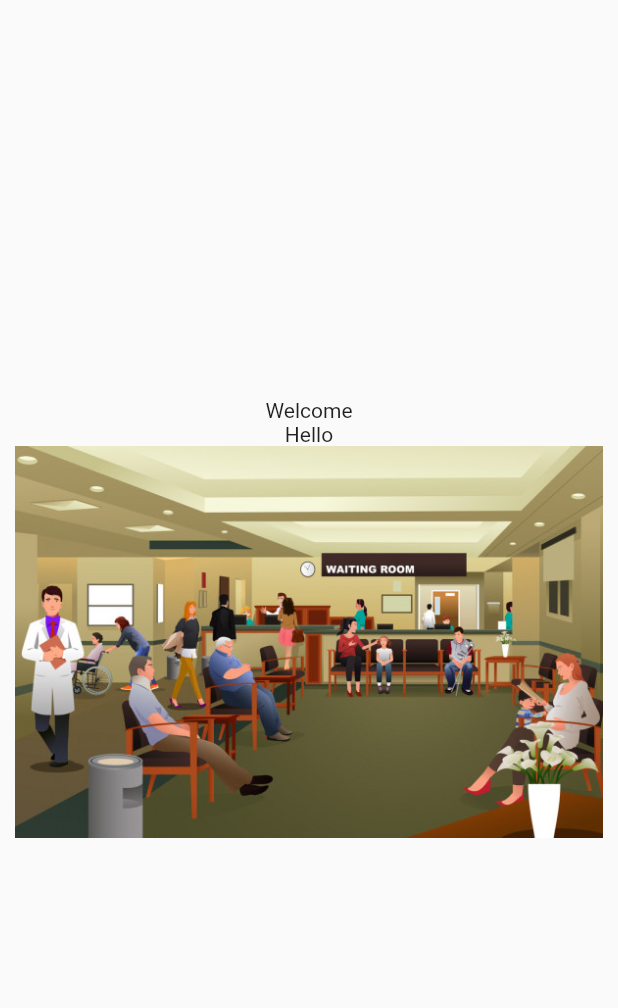
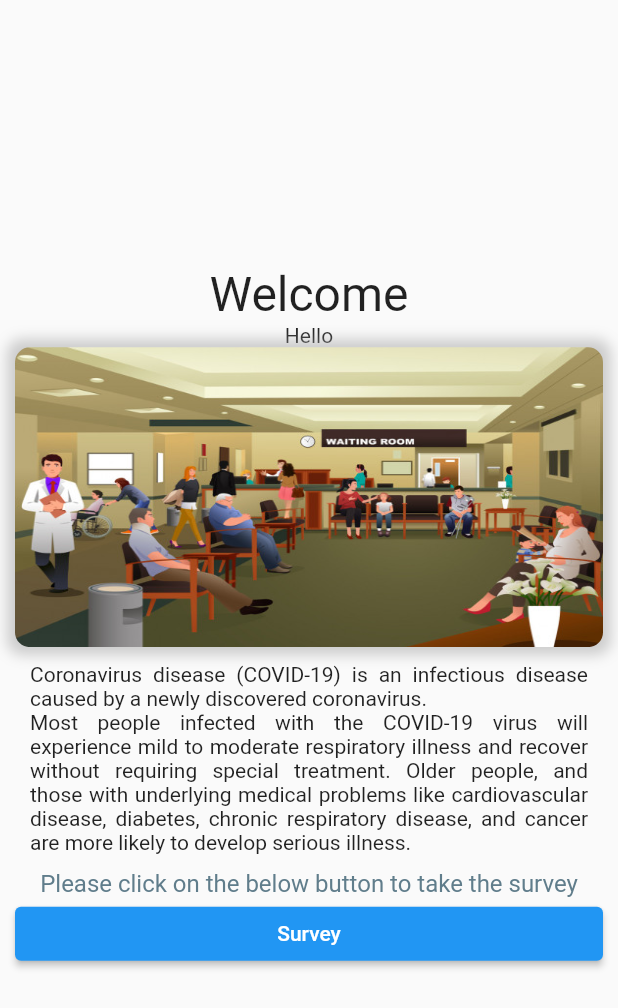
Before and after one commit to prasannakumar2495/curequickly, a Flutter app: the Welcome screen opened directly, on a phone screen of 412 x 824 dp. Shown: the top 1008 px of the screen. Run offline on Flutter 3.47's test engine with Material 2 defaults, Android fonts, the phone set to English and light mode, and no system bars.

Commit message:
Added new pages and made UI changes

```diff
--- /dev/null
+++ b/lib/survey.dart
@@ -0,0 +1,8 @@
+import 'package:flutter/material.dart';
+
+class Survey extends StatelessWidget {
+  @override
+  Widget build(BuildContext context) {
+    return Scaffold();
+  }
+}
--- a/lib/welcome.dart
+++ b/lib/welcome.dart
@@ -1,4 +1,5 @@
 import 'package:flutter/material.dart';
+import './survey.dart';
 
 class Welcome extends StatelessWidget {
   @override
@@ -6,22 +7,64 @@ class Welcome extends StatelessWidget {
     return Scaffold(
       body: Container(
         margin: EdgeInsets.all(10),
-        child: Center(
         child: Column(
           mainAxisAlignment: MainAxisAlignment.center,
           children: <Widget>[
-              Align(
-                child: Text('Welcome'),
-                alignment: Alignment.topCenter,
+            Text(
+              'Welcome',
+              style: TextStyle(
+                fontSize: 32,
+              ),
             ),
             Text('Hello'),
             Container(
-                child: Image.asset(
-                  'assets/images/waitinghall.jpeg',
+              height: 200,
+              width: MediaQuery.of(context).size.width,
+              decoration: BoxDecoration(
+                borderRadius: BorderRadius.all(Radius.circular(10)),
+                boxShadow: [
+                  BoxShadow(
+                    color: Colors.grey.withOpacity(0.5),
+                    spreadRadius: 5,
+                    blurRadius: 7,
+                    //offset: Offset(0, 3),
                   ),
-              )
                 ],
+                image: DecorationImage(
+                  fit: BoxFit.fill,
+                  image: AssetImage('assets/images/waitinghall.jpeg'),
                 ),
+              ),
+            ),
+            Padding(
+              padding: EdgeInsets.all(10),
+              child: Text(
+                'Coronavirus disease (COVID-19) is an infectious disease caused by a newly discovered coronavirus. \nMost people infected with the COVID-19 virus will experience mild to moderate respiratory illness and recover without requiring special treatment.  Older people, and those with underlying medical problems like cardiovascular disease, diabetes, chronic respiratory disease, and cancer are more likely to develop serious illness.',
+                textAlign: TextAlign.justify,
+              ),
+            ),
+            Text(
+              'Please click on the below button to take the survey',
+              style: TextStyle(
+                fontSize: 16,
+                color: Colors.blueGrey,
+              ),
+            ),
+            Container(
+              width: MediaQuery.of(context).size.width,
+              child: ElevatedButton(
+                onPressed: () {
+                  Navigator.push(
+                    context,
+                    MaterialPageRoute(
+                      builder: (context) => Survey(),
+                    ),
+                  );
+                },
+                child: Text('Survey'),
+              ),
+            ),
+          ],
         ),
       ),
     );
```
Also changed, not shown: lib/homepage.dart (+27 -10 lines), lib/signup.dart (added, +8 -0 lines). Lines whose indentation alone changed are shown as unchanged.
